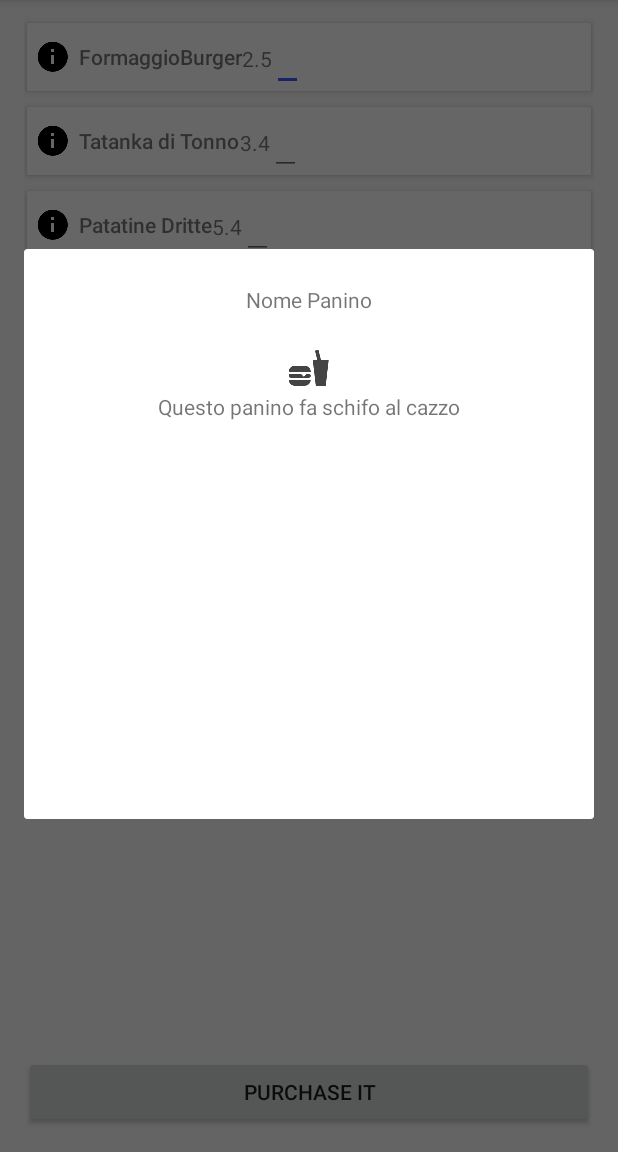
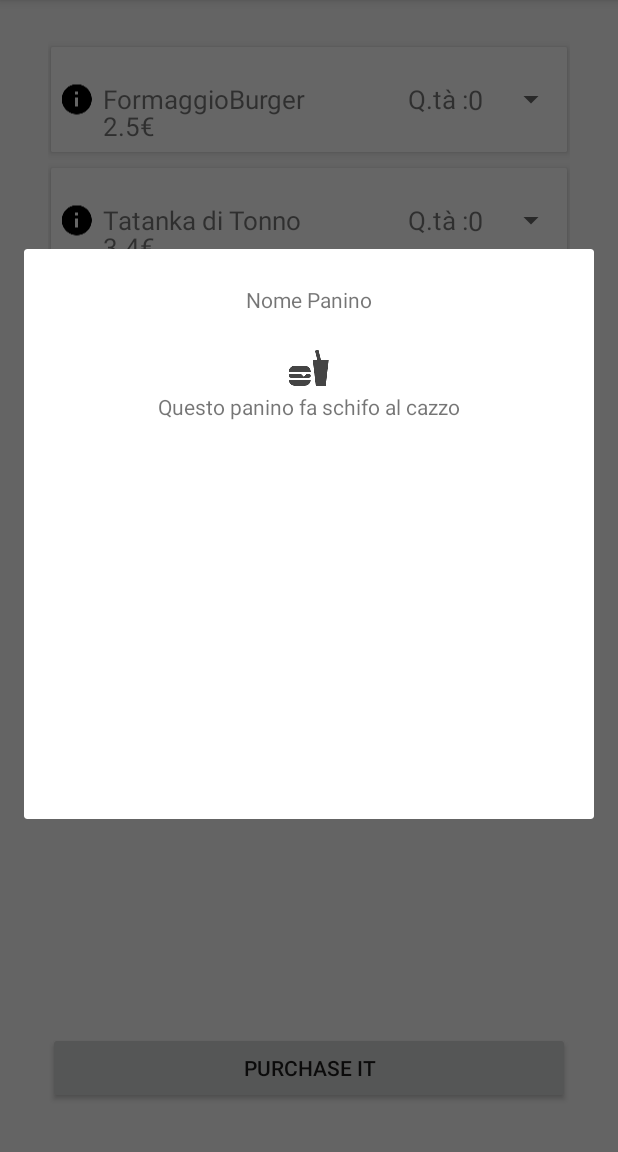
Before and after one commit to itkkk/FasterFood, an Android app: the fragment MenuFragment placed in its activity, after a tap on an icon or button, on a phone screen of 412 x 824 dp, the part 84-1236 px from its top. Run offline under Robolectric (Android 15) with nearby library versions, the phone set to English and light mode, and no system bars; 1 statement that could not run was skipped.

Commit message:
Modifiche : - Schermata Menù - Aggiunta Carrello, Spinner - Controllo Purchase  - Menù - Material Design della Toolbar

```diff
--- a/app/src/main/java/it/uniba/di/ivu/sms16/gruppo3/fasterfood/MenuFragment.java
+++ b/app/src/main/java/it/uniba/di/ivu/sms16/gruppo3/fasterfood/MenuFragment.java
@@ -5,6 +5,7 @@ import android.os.Bundle;
 import android.support.annotation.Nullable;
 import android.support.v7.widget.LinearLayoutManager;
 import android.support.v7.widget.RecyclerView;
+import android.support.v7.widget.Toolbar;
 import android.view.LayoutInflater;
 import android.view.View;
 import android.view.ViewGroup;
@@ -14,17 +15,22 @@ import java.util.ArrayList;
 import java.util.List;
 
 public class MenuFragment extends Fragment {
+    private Toolbar mBasketToolbar;
+    private RecyclerAdapterRVMenu mAdapterRVMenu;
 
     @Nullable
     @Override
     public View onCreateView(LayoutInflater inflater, ViewGroup container, Bundle savedInstanceState) {
         final View layout = inflater.inflate(R.layout.fragment_menu,container,false);
 
-        RecyclerView mRecyclerView = (RecyclerView) layout.findViewById(R.id.recyclerViewMenu);
-        RecyclerAdapterRVMenu adapterRVMenu = new RecyclerAdapterRVMenu(getActivity(),getData(),getActivity());
-        if (mRecyclerView != null) {
-            mRecyclerView.setAdapter(adapterRVMenu);
-            mRecyclerView.setLayoutManager(new LinearLayoutManager(getActivity()));
+        mBasketToolbar = (Toolbar) getActivity().findViewById(R.id.my_toolbar);
+        mBasketToolbar.inflateMenu(R.menu.option_menu_fasterfood);
+
+        RecyclerView recyclerView = (RecyclerView) layout.findViewById(R.id.recyclerViewMenu);
+        mAdapterRVMenu = new RecyclerAdapterRVMenu(getActivity(),getData(),getActivity());
+        if (recyclerView != null) {
+            recyclerView.setAdapter(mAdapterRVMenu);
+            recyclerView.setLayoutManager(new LinearLayoutManager(getActivity()));
         }
 
         return layout;
@@ -38,13 +44,26 @@ public class MenuFragment extends Fragment {
         btnPurchase.setOnClickListener(new View.OnClickListener() {
             @Override
             public void onClick(View v) {
-                getFragmentManager()
-                        .beginTransaction()
-                        .replace(R.id.fragment, new SummaryFragment()) // TODO Non va fatto new SummaryFragment
-                        .addToBackStack("")
-                        .commit();
+                if(checkQuantity()) {
+                    getFragmentManager()
+                            .beginTransaction()
+                            .replace(R.id.fragment, new SummaryFragment()) // TODO Non va fatto new SummaryFragment
+                            .addToBackStack("")
+                            .commit();
+                } else
+                    System.out.println("Non ho acquistato nulla"); // Andrebbe creato qualcosa
             }
         });
+    }
+
+    private boolean checkQuantity() {
+        boolean check = false;
+            for (int i = 0; i < mAdapterRVMenu.getItemCount(); i++) { //  Scansione di ogni singolo item della RecyclerView
+                if (Integer.parseInt(mAdapterRVMenu.getSingleSpinnerValue(i)) != 0) {
+                    check = true; // Se almeno un valore all'intero dello spinner è != 0, allora l'utente vuole acquistare qualcosa
+                }
+            }
+        return check; // Ritorna falso se non si è entrati nella condizione
     }
 
     @Override
@@ -64,4 +83,10 @@ public class MenuFragment extends Fragment {
         }
         return data;
     }
+
+    @Override
+    public void onDestroyView() {
+        mBasketToolbar.getMenu().clear();
+        super.onDestroyView();
+    }
 }
--- a/app/src/main/java/it/uniba/di/ivu/sms16/gruppo3/fasterfood/RecyclerAdapterRVMenu.java
+++ b/app/src/main/java/it/uniba/di/ivu/sms16/gruppo3/fasterfood/RecyclerAdapterRVMenu.java
@@ -3,14 +3,15 @@ package it.uniba.di.ivu.sms16.gruppo3.fasterfood;
 import android.app.Activity;
 import android.content.Context;
 import android.support.v7.widget.RecyclerView;
-import android.text.TextUtils;
 import android.view.LayoutInflater;
 import android.view.View;
 import android.view.ViewGroup;
 import android.view.animation.Animation;
 import android.view.animation.AnimationUtils;
-import android.widget.EditText;
+import android.widget.AdapterView;
+import android.widget.ArrayAdapter;
 import android.widget.ImageView;
+import android.widget.Spinner;
 import android.widget.TextView;
 import java.util.List;
 
@@ -18,11 +19,12 @@ import java.util.List;
 public class RecyclerAdapterRVMenu extends RecyclerView.Adapter<RecyclerAdapterRVMenu.MenuHolder> {
 
     private List<SettingsElementRVMenu> mListInformation;
+    private String[] mSpinnerValue;
     private Context context;
     private Activity act;
 
     public RecyclerAdapterRVMenu(Context context, List<SettingsElementRVMenu> mListInformation, Activity act) {
-        LayoutInflater inflater = LayoutInflater.from(context);
+        // LayoutInflater inflater = LayoutInflater.from(context);
         this.mListInformation = mListInformation;
         this.context=context;
         this.act = act;
@@ -34,8 +36,34 @@ public class RecyclerAdapterRVMenu extends RecyclerView.Adapter<RecyclerAdapterR
         return new MenuHolder(view);
     }
 
-    public void onBindViewHolder(MenuHolder holder, int position) {
+    public void onBindViewHolder(final MenuHolder holder, final int position) {
         holder.bind(mListInformation.get(position));
+
+        // Creazione dello Spinner
+        ArrayAdapter<CharSequence> spinner_adapter = ArrayAdapter.createFromResource(context,
+                R.array.numberOfQuantity, R.layout.spinner_element);
+        spinner_adapter.setDropDownViewResource(android.R.layout.simple_spinner_dropdown_item);
+        holder.mQuantitySpinner.setAdapter(spinner_adapter);
+
+        // Creazione di array di supporto allo Spinner
+        mSpinnerValue = new String[getItemCount()];
+        for(int i = 0; i < getItemCount(); i++) {
+            mSpinnerValue[i] = "0";
+        }
+
+        // Gestione listener Spinner
+        holder.mQuantitySpinner.setOnItemSelectedListener(new AdapterView.OnItemSelectedListener() {
+            @Override
+            public void onItemSelected(AdapterView<?> parent, View view, int position, long id) {
+                // Inserimento valore spinner nell array di supporto
+                mSpinnerValue[holder.getAdapterPosition()] = holder.mQuantitySpinner.getSelectedItem().toString();
+            }
+
+            @Override
+            public void onNothingSelected(AdapterView<?> parent) {}
+        });
+
+        // Gestione listener per accedere alle Informazioni del singolo menù
         holder.mInfo.setOnClickListener(new View.OnClickListener() {
             @Override
             public void onClick(View v) {
@@ -52,52 +80,32 @@ public class RecyclerAdapterRVMenu extends RecyclerView.Adapter<RecyclerAdapterR
     }
 
 
+    public String getSingleSpinnerValue(int position) {
+        return mSpinnerValue[position];
+    }
+
+    public void animate(MenuHolder holder) {
+        final Animation animBounce = AnimationUtils.loadAnimation(context, R.anim.bounce_interpolator);
+        holder.itemView.setAnimation(animBounce);
+    }
+
     // Classe che dovrà gestire le varie View che verranno fornite dall'Adapter
     class MenuHolder extends RecyclerView.ViewHolder {
-        private ImageView  mInfo;
-        private TextView mTitle, mPrice, mMinusQuantity, mPlusQuantity;
-        private EditText mQuantity;
-        private int mCountQuantity = 0;
+        private ImageView mInfo;
+        private TextView mTitle, mPrice;
+        private Spinner mQuantitySpinner;
 
         MenuHolder(View itemView) {
             super(itemView);
             mTitle = (TextView) itemView.findViewById(R.id.nameMenu);
             mInfo = (ImageView) itemView.findViewById(R.id.infoMenu);
             mPrice = (TextView) itemView.findViewById(R.id.priceMenu);
-            mMinusQuantity = (TextView) itemView.findViewById(R.id.minusQuantity);
-            mQuantity = (EditText) itemView.findViewById(R.id.quantityText);
-            mPlusQuantity = (TextView) itemView.findViewById(R.id.plusQuantity);
+            mQuantitySpinner = (Spinner) itemView.findViewById(R.id.quantitySpinner);
         }
 
         void bind(SettingsElementRVMenu info) {
             mTitle.setText(info.getmName());
             mPrice.setText(info.getmPrice());
-
-            mPlusQuantity.setOnClickListener(new View.OnClickListener() {
-                @Override
-                public void onClick(View v) {
-                    mCountQuantity++;
-                    mQuantity.setText(String.valueOf(mCountQuantity));
-                }
-            });
-
-            mMinusQuantity.setOnClickListener(new View.OnClickListener() {
-                @Override
-                public void onClick(View v) {
-                    if(TextUtils.isEmpty(mQuantity.getText().toString()) || mCountQuantity ==1) {
-                        mCountQuantity = 0;
-                        mQuantity.setText(null); // Eventualmente migliorare questo aspetto
-                    }
-                    else {
-                        mQuantity.setText(String.valueOf(--mCountQuantity));
-                    }
-                }
-            });
         }
     }
-
-    public void animate(MenuHolder holder) {
-        final Animation animBounce = AnimationUtils.loadAnimation(context, R.anim.bounce_interpolator);
-        holder.itemView.setAnimation(animBounce);
-    }
 }
--- a/app/src/main/res/layout/app_bar_main.xml
+++ b/app/src/main/res/layout/app_bar_main.xml
@@ -19,6 +19,7 @@
             android:layout_height="?attr/actionBarSize"
             android:background="?attr/colorPrimary"
             android:theme="@style/ToolbarColoredBackArrow"
+            android:elevation="4dp"
             app:popupTheme="@style/AppTheme.PopupOverlay" />
     </android.support.design.widget.AppBarLayout>
 
--- a/app/src/main/res/layout/fragment_menu.xml
+++ b/app/src/main/res/layout/fragment_menu.xml
@@ -1,8 +1,19 @@
-<FrameLayout xmlns:android="http://schemas.android.com/apk/res/android"
+<ScrollView
+    xmlns:android="http://schemas.android.com/apk/res/android"
     xmlns:tools="http://schemas.android.com/tools"
     android:layout_width="match_parent"
     android:layout_height="match_parent"
+    android:paddingBottom="@dimen/activity_vertical_margin"
+    android:paddingLeft="@dimen/activity_horizontal_margin"
+    android:paddingRight="@dimen/activity_horizontal_margin"
+    android:paddingTop="@dimen/activity_vertical_margin"
+    android:orientation="vertical"
+    android:fillViewport="true"
     tools:context="it.uniba.di.ivu.sms16.gruppo3.fasterfood.MenuFragment">
+
+    <FrameLayout
+        android:layout_width="match_parent"
+        android:layout_height="wrap_content">
 
         <android.support.v7.widget.RecyclerView
             android:paddingBottom="@dimen/activity_vertical_margin"
@@ -12,18 +23,15 @@
             android:layout_width="match_parent"
             android:layout_height="match_parent"
             android:layout_marginTop="@dimen/margin_other">
-
         </android.support.v7.widget.RecyclerView>
 
         <Button
             android:id="@+id/btnPurchase"
             android:layout_width="match_parent"
             android:layout_height="wrap_content"
-        android:layout_alignParentBottom="true"
-        android:layout_centerHorizontal="true"
             android:layout_margin="16dp"
             android:layout_gravity="bottom"
             android:text="@string/purchase">
         </Button>
-
     </FrameLayout>
+</ScrollView>
--- a/app/src/main/res/layout/recylcer_row_menu.xml
+++ b/app/src/main/res/layout/recylcer_row_menu.xml
@@ -4,7 +4,7 @@
     xmlns:app="http://schemas.android.com/apk/res-auto"
     android:id="@+id/cardView"
     android:layout_width="match_parent"
-    android:layout_height="wrap_content"
+    android:layout_height="70dp"
     android:layout_marginBottom="@dimen/margin"
     android:layout_marginLeft="@dimen/lateral_margin"
     android:layout_marginRight="@dimen/lateral_margin"
@@ -15,11 +15,12 @@
     <LinearLayout
         android:orientation="horizontal"
         android:layout_width="match_parent"
-        android:layout_height="match_parent">
+        android:layout_height="match_parent"
+        android:baselineAligned="false">
 
-        <LinearLayout
+        <RelativeLayout
             android:orientation="horizontal"
-            android:layout_width="wrap_content"
+            android:layout_width="172dp"
             android:layout_height="match_parent">
 
             <ImageView
@@ -34,35 +35,60 @@
                 android:layout_height="wrap_content"
                 android:id="@+id/nameMenu"
                 android:layout_gravity="center"
-                android:fontFamily="sans-serif-medium" />
-
-        </LinearLayout>
-
-        <LinearLayout
-            android:layout_width="wrap_content"
-            android:layout_height="match_parent"
-            android:orientation="horizontal" >
+                android:fontFamily="sans-serif"
+                android:textSize="17sp"
+                android:layout_centerVertical="true"
+                android:layout_toRightOf="@+id/infoMenu"
+                android:layout_toEndOf="@+id/infoMenu"/>
 
             <TextView
                 android:layout_width="wrap_content"
                 android:layout_height="wrap_content"
-                android:id="@+id/priceMenu"/>
+                android:id="@+id/priceMenu"
+                android:text="3.5"
+                android:fontFamily="sans-serif"
+                android:textSize="17sp"
+                android:layout_alignBottom="@+id/infoMenu"
+                android:layout_alignLeft="@+id/nameMenu"
+                android:layout_alignStart="@+id/nameMenu" />
 
             <TextView
                 android:layout_width="wrap_content"
                 android:layout_height="wrap_content"
-                android:id="@+id/minusQuantity"/>
+                android:id="@+id/euroMenu"
+                android:text="@string/euro"
+                android:fontFamily="sans-serif"
+                android:textSize="17sp"
+                android:layout_alignTop="@+id/priceMenu"
+                android:layout_toRightOf="@+id/priceMenu"
+                android:layout_toEndOf="@+id/priceMenu" />
 
-            <EditText
-                android:layout_width="wrap_content"
-                android:layout_height="wrap_content"
-                android:id="@+id/quantityText"/>
+        </RelativeLayout>
+
+        <RelativeLayout
+            android:layout_width="0dp"
+            android:layout_height="match_parent"
+            android:layout_weight="1">
 
             <TextView
                 android:layout_width="wrap_content"
                 android:layout_height="wrap_content"
-                android:id="@+id/plusQuantity"/>
-        </LinearLayout>
+                android:id="@+id/quantityMenu"
+                android:text="@string/quantita"
+                android:fontFamily="sans-serif"
+                android:textSize="17sp"
+                android:layout_centerVertical="true"
+                android:layout_centerHorizontal="true" />
 
+            <Spinner
+                android:layout_width="50dp"
+                android:layout_height="match_parent"
+                android:id="@+id/quantitySpinner"
+                android:layout_alignParentTop="true"
+                android:layout_alignParentEnd="true"
+                android:layout_toRightOf="@+id/quantityMenu"
+                android:layout_toEndOf="@+id/quantityMenu">
+            </Spinner>
+        </RelativeLayout>
     </LinearLayout>
 </android.support.v7.widget.CardView>
--- a/app/src/main/res/values/strings.xml
+++ b/app/src/main/res/values/strings.xml
@@ -85,9 +85,21 @@
     <!--Menù-->
     <string name="nome_piatto">Nome</string>
     <string name="euro">€</string>
-    <string name="piu">+</string>
-    <string name="meno">-</string>
-    <string name="quantita">Q.tà</string>
+    <string name="quantita">Q.tà : </string>
+
+    <string-array name="numberOfQuantity">
+        <item>0</item>
+        <item>1</item>
+        <item>2</item>
+        <item>3</item>
+        <item>4</item>
+        <item>5</item>
+        <item>6</item>
+        <item>7</item>
+        <item>8</item>
+        <item>9</item>
+        <item>10</item>
+    </string-array>
 
     <!--Valore fittizio-->
     <string name="purchase">Purchase it</string>
```
Lines whose indentation alone changed are shown as unchanged.
